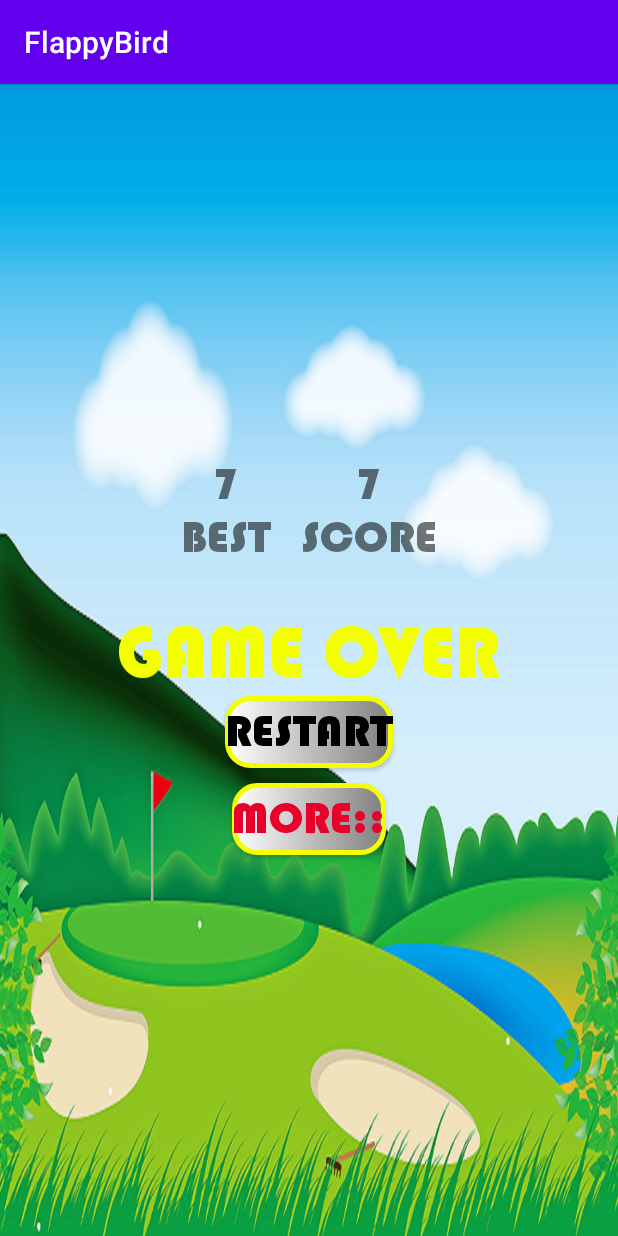
After one commit to Tribulations/flappy-bird-android, an Android app: the GameOverActivity screen opened directly, with no data from a screen before it, on a phone screen of 412 x 824 dp. The commit adds this screen. Run offline under Robolectric (Android 15) with nearby library versions, the phone set to English and light mode, and no system bars.

Commit message:
game over screen

```diff
--- a/app/src/main/AndroidManifest.xml
+++ b/app/src/main/AndroidManifest.xml
@@ -9,6 +9,7 @@
         android:roundIcon="@mipmap/ic_launcher_round"
         android:supportsRtl="true"
         android:theme="@style/Theme.FlappyBird">
+        <activity android:name=".GameOverActivity"></activity>
         <activity android:name=".MainActivity">
             <intent-filter>
                 <action android:name="android.intent.action.MAIN" />
--- /dev/null
+++ b/app/src/main/java/com/example/flappybird/GameOverActivity.java
@@ -0,0 +1,16 @@
+package com.example.flappybird;
+
+import androidx.appcompat.app.AppCompatActivity;
+
+import android.os.Bundle;
+
+public class GameOverActivity extends AppCompatActivity
+{
+
+    @Override
+    protected void onCreate(Bundle savedInstanceState)
+    {
+        super.onCreate(savedInstanceState);
+        setContentView(R.layout.activity_game_over);
+    }
+}
--- /dev/null
+++ b/app/src/main/res/layout/activity_game_over.xml
@@ -0,0 +1,123 @@
+<?xml version="1.0" encoding="utf-8"?>
+<RelativeLayout xmlns:android="http://schemas.android.com/apk/res/android"
+    xmlns:app="http://schemas.android.com/apk/res-auto"
+    xmlns:tools="http://schemas.android.com/tools"
+    android:layout_width="match_parent"
+    android:layout_height="match_parent"
+    tools:context=".GameOverActivity"
+    android:background="@drawable/potrait_background">
+
+    <RelativeLayout
+        android:layout_width="match_parent"
+        android:layout_height="250dp"
+        android:id="@+id/firstRelLayout"
+        android:layout_marginTop="100dp">
+
+        <LinearLayout
+            android:layout_width="match_parent"
+            android:layout_height="150dp"
+            android:gravity="center"
+            android:orientation="horizontal"
+            android:layout_marginTop="90dp">
+
+            <LinearLayout
+                android:layout_width="wrap_content"
+                android:layout_height="wrap_content"
+                android:gravity="center"
+                android:orientation="vertical"
+                android:padding="10dp"
+                android:layout_marginTop="20dp">
+
+                <TextView
+                    android:id="@+id/txtBest"
+                    android:layout_width="wrap_content"
+                    android:layout_height="wrap_content"
+                    android:text="7"
+                    android:textSize="30sp"
+                    android:fontFamily="@font/fonta" />
+
+                <TextView
+                    android:layout_width="wrap_content"
+                    android:layout_height="wrap_content"
+                    android:text="BEST"
+                    android:textSize="30sp"
+                    android:fontFamily="@font/fonta" />
+
+            </LinearLayout>
+
+
+            <LinearLayout
+                android:layout_width="wrap_content"
+                android:layout_height="wrap_content"
+                android:gravity="center"
+                android:orientation="vertical"
+                android:padding="10dp"
+                android:layout_marginTop="20dp">
+
+                <TextView
+                    android:id="@+id/txtHighscore"
+                    android:layout_width="wrap_content"
+                    android:layout_height="wrap_content"
+                    android:text="7"
+                    android:textSize="30sp"
+                    android:fontFamily="@font/fonta" />
+
+                <TextView
+                    android:layout_width="wrap_content"
+                    android:layout_height="wrap_content"
+                    android:text="SCORE"
+                    android:textSize="30sp"
+                    android:fontFamily="@font/fonta" />
+
+            </LinearLayout>
+
+
+        </LinearLayout>
+
+
+    </RelativeLayout>
+
+    <RelativeLayout
+        android:layout_width="match_parent"
+        android:layout_height="250dp"
+        android:id="@+id/secondRelLayout"
+        android:layout_below="@id/firstRelLayout">
+
+        <TextView
+            android:id="@+id/txtGameOver"
+            android:layout_width="wrap_content"
+            android:layout_height="wrap_content"
+            android:text="GAME OVER"
+            android:textSize="50sp"
+            android:fontFamily="@font/fonta"
+            android:layout_centerHorizontal="true"
+            android:textColor="@color/colorYellow" />
+
+        <Button
+            android:id="@+id/btnRestart"
+            android:layout_width="wrap_content"
+            android:layout_height="wrap_content"
+            android:text="RESTART"
+            android:fontFamily="@font/fonta"
+            android:layout_below="@id/txtGameOver"
+            android:layout_centerHorizontal="true"
+            android:textSize="30sp"
+            android:textColor="@color/black"
+            android:background="@drawable/btn_gradient_style" />
+
+        <Button
+            android:id="@+id/btnMore"
+            android:layout_width="wrap_content"
+            android:layout_height="wrap_content"
+            android:text="MORE::"
+            android:fontFamily="@font/fonta"
+            android:layout_below="@id/btnRestart"
+            android:layout_centerHorizontal="true"
+            android:textSize="30sp"
+            android:textColor="@color/colorRed"
+            android:background="@drawable/btn_gradient_style"
+            android:layout_marginTop="10dp"/>
+
+    </RelativeLayout>
+
+</RelativeLayout>
--- a/app/src/main/res/layout/activity_main.xml
+++ b/app/src/main/res/layout/activity_main.xml
@@ -57,7 +57,8 @@
         android:fontFamily="@font/fonta"
         android:textColor="@color/colorRed"
         android:layout_centerHorizontal="true"
-        android:layout_marginTop="10dp" />
+        android:layout_marginTop="10dp"
+        android:background="@drawable/btn_gradient_style"/>
 
 
 </RelativeLayout>
--- a/app/src/main/res/values/themes.xml
+++ b/app/src/main/res/values/themes.xml
@@ -1,6 +1,6 @@
 <resources xmlns:tools="http://schemas.android.com/tools">
     <!-- Base application theme. -->
-    <style name="Theme.FlappyBird" parent="Theme.MaterialComponents.DayNight.DarkActionBar">
+    <style name="Theme.FlappyBird" parent="Theme.AppCompat.Light.DarkActionBar">
         <!-- Primary brand color. -->
         <item name="colorPrimary">@color/purple_500</item>
         <item name="colorPrimaryVariant">@color/purple_700</item>
```
